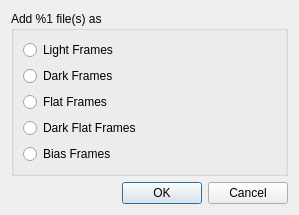
This is DeepSkyStacker/ui/DropFilesDlg.ui in deepskystacker/DSS as Qt 5 draws it before an edit. The edited form follows.
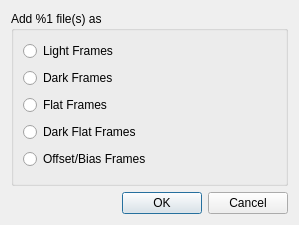
This is the edited form.

Patch:
```diff
--- a/DeepSkyStacker/ui/DropFilesDlg.ui
+++ b/DeepSkyStacker/ui/DropFilesDlg.ui
@@ -7,7 +7,7 @@
     <x>0</x>
     <y>0</y>
     <width>299</width>
-    <height>212</height>
+    <height>225</height>
    </rect>
   </property>
   <property name="windowTitle">
@@ -51,7 +51,7 @@
       <item>
        <widget class="QRadioButton" name="biasFrames">
         <property name="text">
-         <string>Bias Frames</string>
+         <string comment="IDC_BIASFRAMES">Offset/Bias Frames</string>
         </property>
        </widget>
       </item>
```
Left out of the diff: 80 changed lines with no effect on the pictures.
